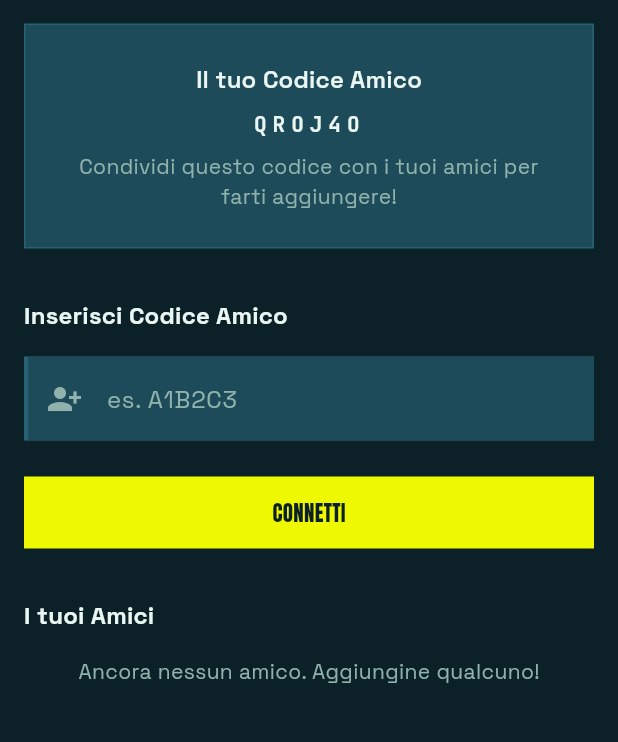
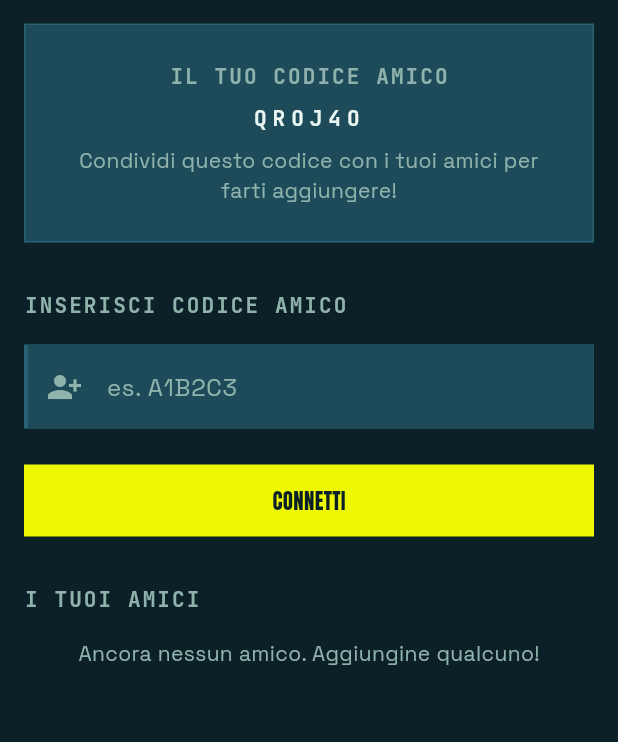
Before and after one commit to SimoFerre98/GymFlow, a Flutter app: the ConnectFriendScreen screen opened directly, on a phone screen of 412 x 824 dp, the part 50-792 px from its top. Run offline on Flutter 3.47's test engine with Material 3 defaults, Android fonts, the phone set to English and light mode, and no system bars; our stand-ins replace cached_network_image, cloud_firestore, firebase_auth, firebase_core, firebase_storage, fl_chart and 11 more; missing offline and left inert: add_2_calendar, health, motor; accounts and stored records are empty; generated files the repository leaves out were written again.

Commit message:
fix: allinea Amici e Dettaglio amico allo stile Immersivo
I titoli di sezione ("Il tuo codice", "Inserisci il codice",
"I tuoi amici" in connect_friend_screen.dart) usavano testo normale
invece dell'etichetta maiuscola "eyebrow". Il nome dell'amico e la
card statistica in friend_detail_screen.dart usavano stili generici
del tema invece di quelli del design system (Anton per il nome,
eyebrow+metric per la statistica) - stessa correzione gia' fatta per
le altre schermate secondarie.

flutter analyze pulito, flutter test 873/873.

```diff
--- a/lib/src/ui/screens/connect_friend_screen.dart
+++ b/lib/src/ui/screens/connect_friend_screen.dart
@@ -123,10 +123,9 @@ class _ConnectFriendScreenState extends ConsumerState<ConnectFriendScreen> {
               child: Column(
                 children: [
                   Text(
-                    loc.t('your_friend_code'),
-                    style: Theme.of(context).textTheme.titleMedium?.copyWith(
-                      fontWeight: FontWeight.w600,
-                      color: scheme.onSurface,
+                    loc.t('your_friend_code').toUpperCase(),
+                    style: t.typography.eyebrow?.copyWith(
+                      color: scheme.onSurfaceVariant,
                     ),
                   ),
                   SizedBox(height: t.spacing.sm),
@@ -149,10 +148,9 @@ class _ConnectFriendScreenState extends ConsumerState<ConnectFriendScreen> {
             SizedBox(height: t.spacing.xxl),
             // Enter Code Section
             Text(
-              loc.t('enter_friend_code'),
-              style: Theme.of(context).textTheme.titleMedium?.copyWith(
-                fontWeight: FontWeight.bold,
-                color: scheme.onSurface,
+              loc.t('enter_friend_code').toUpperCase(),
+              style: t.typography.eyebrow?.copyWith(
+                color: scheme.onSurfaceVariant,
               ),
             ),
             SizedBox(height: t.spacing.md),
@@ -194,10 +192,9 @@ class _ConnectFriendScreenState extends ConsumerState<ConnectFriendScreen> {
             ),
             SizedBox(height: t.spacing.xxl),
             Text(
-              loc.t('your_friends_list'),
-              style: Theme.of(context).textTheme.titleMedium?.copyWith(
-                fontWeight: FontWeight.bold,
-                color: scheme.onSurface,
+              loc.t('your_friends_list').toUpperCase(),
+              style: t.typography.eyebrow?.copyWith(
+                color: scheme.onSurfaceVariant,
               ),
             ),
             SizedBox(height: t.spacing.md),
```
Also changed, not shown: lib/src/ui/screens/friend_detail_screen.dart (+7 -9 lines).
